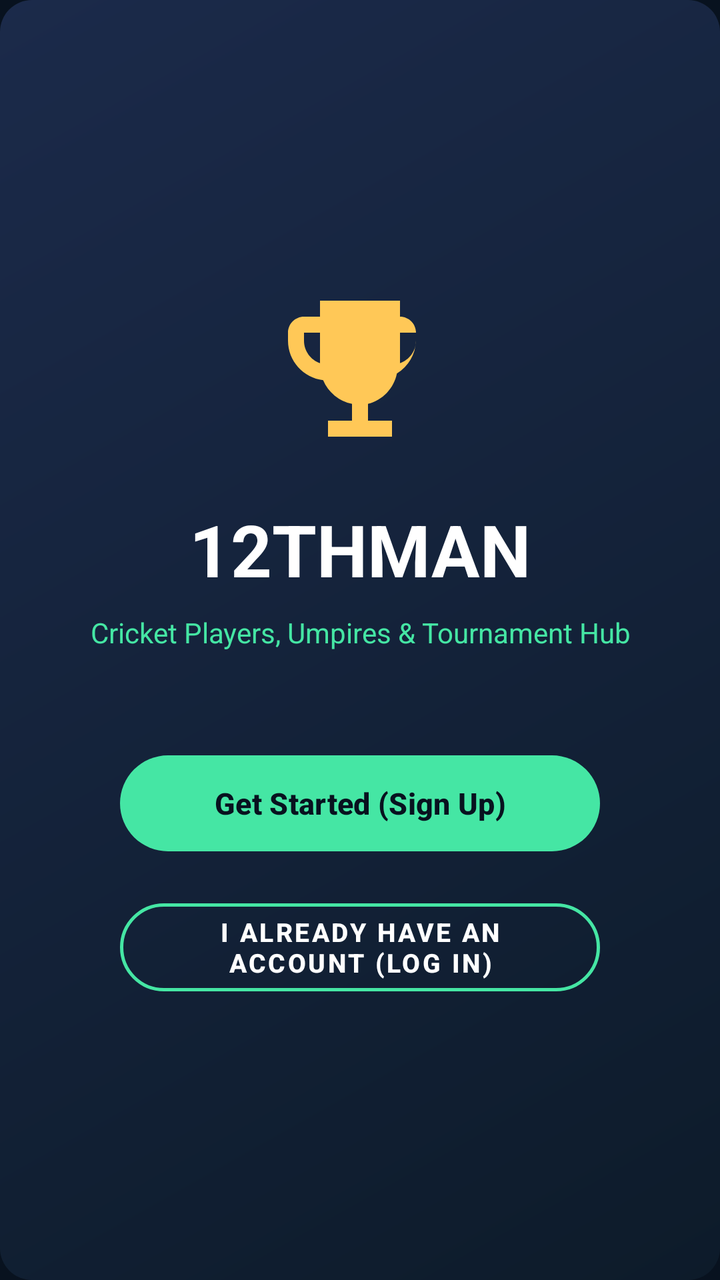
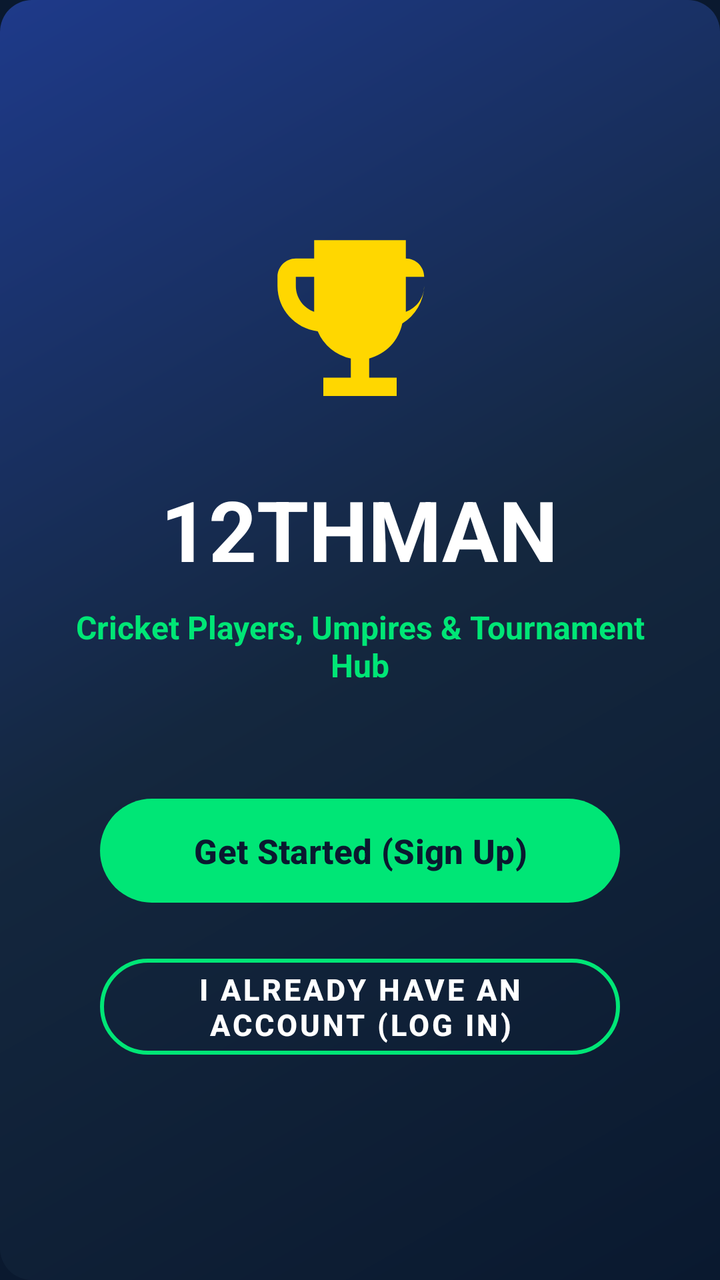

An Android layout rendered at two revisions. The XML below is the earlier revision; the diff shows what the commit changed to produce the second picture.
<!-- AndroidManifest.xml: application theme Theme.TwelveMan -->
<!-- res/layout/fragment_splash.xml -->
<?xml version="1.0" encoding="utf-8"?>
<RelativeLayout xmlns:android="http://schemas.android.com/apk/res/android"
    xmlns:app="http://schemas.android.com/apk/res-auto"
    android:layout_width="match_parent"
    android:layout_height="match_parent"
    android:background="@drawable/bg_card_gradient"
    android:gravity="center"
    android:padding="24dp">

    <LinearLayout
        android:layout_width="wrap_content"
        android:layout_height="wrap_content"
        android:gravity="center"
        android:orientation="vertical">

        <ImageView
            android:id="@+id/ivLogo"
            android:layout_width="96dp"
            android:layout_height="96dp"
            android:src="@drawable/ic_trophy"
            app:tint="@color/accent_gold" />

        <TextView
            android:id="@+id/tvAppName"
            android:layout_width="wrap_content"
            android:layout_height="wrap_content"
            android:layout_marginTop="16dp"
            android:text="@string/app_name"
            android:textColor="@color/text_white"
            android:textSize="36sp"
            android:textStyle="bold" />

        <TextView
            android:id="@+id/tvTagline"
            android:layout_width="wrap_content"
            android:layout_height="wrap_content"
            android:layout_marginTop="8dp"
            android:gravity="center"
            android:text="@string/app_tagline"
            android:textColor="@color/accent_green"
            android:textSize="14sp" />

        <com.google.android.material.button.MaterialButton
            android:id="@+id/btnGetStarted"
            android:layout_width="240dp"
            android:layout_height="56dp"
            android:layout_marginTop="48dp"
            android:text="Get Started (Sign Up)"
            android:textColor="@color/primary_navy"
            android:textSize="15sp"
            android:textStyle="bold"
            app:backgroundTint="@color/accent_green"
            app:cornerRadius="28dp" />

        <com.google.android.material.button.MaterialButton
            android:id="@+id/btnLoginSplash"
            style="@style/Widget.MaterialComponents.Button.OutlinedButton"
            android:layout_width="240dp"
            android:layout_height="56dp"
            android:layout_marginTop="16dp"
            android:text="I already have an account (Log In)"
            android:textColor="@color/text_white"
            android:textSize="13sp"
            android:textStyle="bold"
            app:cornerRadius="28dp"
            app:strokeColor="@color/accent_green"
            app:strokeWidth="1.5dp" />
    </LinearLayout>
</RelativeLayout>
<!-- resources referenced by this layout -->
<resources>
  <color name="accent_gold">#FFC857</color>
  <color name="accent_green">#45E6A4</color>
  <color name="primary_navy">#08121F</color>
  <!-- drawable bg_card_gradient (drawable) -->
  <?xml version="1.0" encoding="utf-8"?>
  <shape xmlns:android="http://schemas.android.com/apk/res/android">
      <gradient
          android:startColor="#0D1B2A"
          android:endColor="#1B2A4A"
          android:angle="135"/>
      <corners android:radius="16dp"/>
  </shape>
  <style name="Theme.TwelveMan" parent="Theme.Material3.DayNight.NoActionBar">
          <item name="colorPrimary">@color/accent_green</item>
          <item name="colorPrimaryVariant">@color/primary_variant</item>
          <item name="colorOnPrimary">@color/primary_navy</item>
          <item name="colorSecondary">@color/accent_green</item>
          <item name="colorOnSecondary">@color/primary_navy</item>
          <item name="android:statusBarColor">@color/primary_navy</item>
          <item name="android:windowBackground">@color/bg_light</item>
      </style>
  <color name="primary_variant">#132238</color>
  <color name="bg_light">#08121F</color>
  <!-- unchanged entries left out for length: 4 -->
</resources>

<!-- the commit's change to res/layout/fragment_splash.xml (unified diff, before → after) -->
@@ -15,8 +15,8 @@
 
         <ImageView
             android:id="@+id/ivLogo"
-            android:layout_width="96dp"
-            android:layout_height="96dp"
+            android:layout_width="110dp"
+            android:layout_height="110dp"
             android:src="@drawable/ic_trophy"
             app:tint="@color/accent_gold" />
 
@@ -24,46 +24,47 @@
             android:id="@+id/tvAppName"
             android:layout_width="wrap_content"
             android:layout_height="wrap_content"
-            android:layout_marginTop="16dp"
+            android:layout_marginTop="20dp"
             android:text="@string/app_name"
             android:textColor="@color/text_white"
-            android:textSize="36sp"
+            android:textSize="42sp"
             android:textStyle="bold" />
 
         <TextView
             android:id="@+id/tvTagline"
             android:layout_width="wrap_content"
             android:layout_height="wrap_content"
-            android:layout_marginTop="8dp"
+            android:layout_marginTop="10dp"
             android:gravity="center"
             android:text="@string/app_tagline"
             android:textColor="@color/accent_green"
-            android:textSize="14sp" />
+            android:textSize="16sp"
+            android:textStyle="bold" />
 
         <com.google.android.material.button.MaterialButton
             android:id="@+id/btnGetStarted"
-            android:layout_width="240dp"
-            android:layout_height="56dp"
-            android:layout_marginTop="48dp"
+            android:layout_width="260dp"
+            android:layout_height="60dp"
+            android:layout_marginTop="52dp"
             android:text="Get Started (Sign Up)"
             android:textColor="@color/primary_navy"
-            android:textSize="15sp"
+            android:textSize="17sp"
             android:textStyle="bold"
             app:backgroundTint="@color/accent_green"
-            app:cornerRadius="28dp" />
+            app:cornerRadius="30dp" />
 
         <com.google.android.material.button.MaterialButton
             android:id="@+id/btnLoginSplash"
             style="@style/Widget.MaterialComponents.Button.OutlinedButton"
-            android:layout_width="240dp"
-            android:layout_height="56dp"
-            android:layout_marginTop="16dp"
+            android:layout_width="260dp"
+            android:layout_height="60dp"
+            android:layout_marginTop="18dp"
             android:text="I already have an account (Log In)"
             android:textColor="@color/text_white"
-            android:textSize="13sp"
+            android:textSize="15sp"
             android:textStyle="bold"
-            app:cornerRadius="28dp"
+            app:cornerRadius="30dp"
             app:strokeColor="@color/accent_green"
-            app:strokeWidth="1.5dp" />
+            app:strokeWidth="2dp" />
     </LinearLayout>
 </RelativeLayout>
<!-- resource entries referenced after the edit -->
@@ -1,28 +1,79 @@
 <!-- resources referenced by this layout -->
 <resources>
-  <color name="accent_gold">#FFC857</color>
-  <color name="accent_green">#45E6A4</color>
-  <color name="primary_navy">#08121F</color>
+  <color name="accent_gold">#FFD700</color>
+  <color name="accent_green">#00E676</color>
+  <color name="primary_navy">#0A192F</color>
   <!-- drawable bg_card_gradient (drawable) -->
   <?xml version="1.0" encoding="utf-8"?>
   <shape xmlns:android="http://schemas.android.com/apk/res/android">
       <gradient
-          android:startColor="#0D1B2A"
-          android:endColor="#1B2A4A"
+          android:startColor="#0A192F"
+          android:centerColor="#14273E"
+          android:endColor="#1E3A8A"
           android:angle="135"/>
       <corners android:radius="16dp"/>
   </shape>
   <style name="Theme.TwelveMan" parent="Theme.Material3.DayNight.NoActionBar">
+          
           <item name="colorPrimary">@color/accent_green</item>
           <item name="colorPrimaryVariant">@color/primary_variant</item>
           <item name="colorOnPrimary">@color/primary_navy</item>
-          <item name="colorSecondary">@color/accent_green</item>
+          <item name="colorSecondary">@color/accent_gold</item>
           <item name="colorOnSecondary">@color/primary_navy</item>
+          <item name="colorTertiary">@color/accent_blue</item>
+          <item name="colorOnTertiary">@color/text_white</item>
+          <item name="colorSurface">@color/surface_white</item>
+          <item name="colorOnSurface">@color/text_primary</item>
           <item name="android:statusBarColor">@color/primary_navy</item>
+          <item name="android:navigationBarColor">@color/primary_navy</item>
           <item name="android:windowBackground">@color/bg_light</item>
+  
+          
+          <item name="android:textColorPrimary">@color/text_primary</item>
+          <item name="android:textColorSecondary">@color/text_secondary</item>
+          <item name="android:textColorHint">@color/text_hint</item>
+  
+          <item name="textAppearanceHeadlineLarge">@style/TextAppearance.TwelveMan.HeadlineLarge</item>
+          <item name="textAppearanceHeadlineMedium">@style/TextAppearance.TwelveMan.HeadlineMedium</item>
+          <item name="textAppearanceTitleLarge">@style/TextAppearance.TwelveMan.TitleLarge</item>
+          <item name="textAppearanceBodyLarge">@style/TextAppearance.TwelveMan.BodyLarge</item>
+          <item name="textAppearanceBodyMedium">@style/TextAppearance.TwelveMan.BodyMedium</item>
       </style>
-  <color name="primary_variant">#132238</color>
-  <color name="bg_light">#08121F</color>
+  <color name="primary_variant">#14273E</color>
+  <color name="accent_blue">#2979FF</color>
+  <color name="surface_white">#14273E</color>
+  <color name="text_primary">#FFFFFF</color>
+  <color name="bg_light">#0A192F</color>
+  <color name="text_secondary">#E2E8F0</color>
+  <color name="text_hint">#A0AEC0</color>
+  <style name="TextAppearance.TwelveMan.HeadlineLarge" parent="TextAppearance.Material3.HeadlineLarge">
+          <item name="android:textSize">@dimen/text_size_hero</item>
+          <item name="android:textStyle">bold</item>
+          <item name="android:textColor">@color/text_primary</item>
+      </style>
+  <style name="TextAppearance.TwelveMan.HeadlineMedium" parent="TextAppearance.Material3.HeadlineMedium">
+          <item name="android:textSize">@dimen/text_size_display</item>
+          <item name="android:textStyle">bold</item>
+          <item name="android:textColor">@color/text_primary</item>
+      </style>
+  <style name="TextAppearance.TwelveMan.TitleLarge" parent="TextAppearance.Material3.TitleLarge">
+          <item name="android:textSize">@dimen/text_size_headline</item>
+          <item name="android:textStyle">bold</item>
+          <item name="android:textColor">@color/text_primary</item>
+      </style>
+  <style name="TextAppearance.TwelveMan.BodyLarge" parent="TextAppearance.Material3.BodyLarge">
+          <item name="android:textSize">@dimen/text_size_body</item>
+          <item name="android:textColor">@color/text_primary</item>
+      </style>
+  <style name="TextAppearance.TwelveMan.BodyMedium" parent="TextAppearance.Material3.BodyMedium">
+          <item name="android:textSize">@dimen/text_size_body_secondary</item>
+          <item name="android:textColor">@color/text_secondary</item>
+      </style>
+  <dimen name="text_size_hero">34sp</dimen>
+  <dimen name="text_size_display">28sp</dimen>
+  <dimen name="text_size_headline">24sp</dimen>
+  <dimen name="text_size_body">16sp</dimen>
+  <dimen name="text_size_body_secondary">15sp</dimen>
   <!-- unchanged entries left out for length: 4 -->
 </resources>
 
